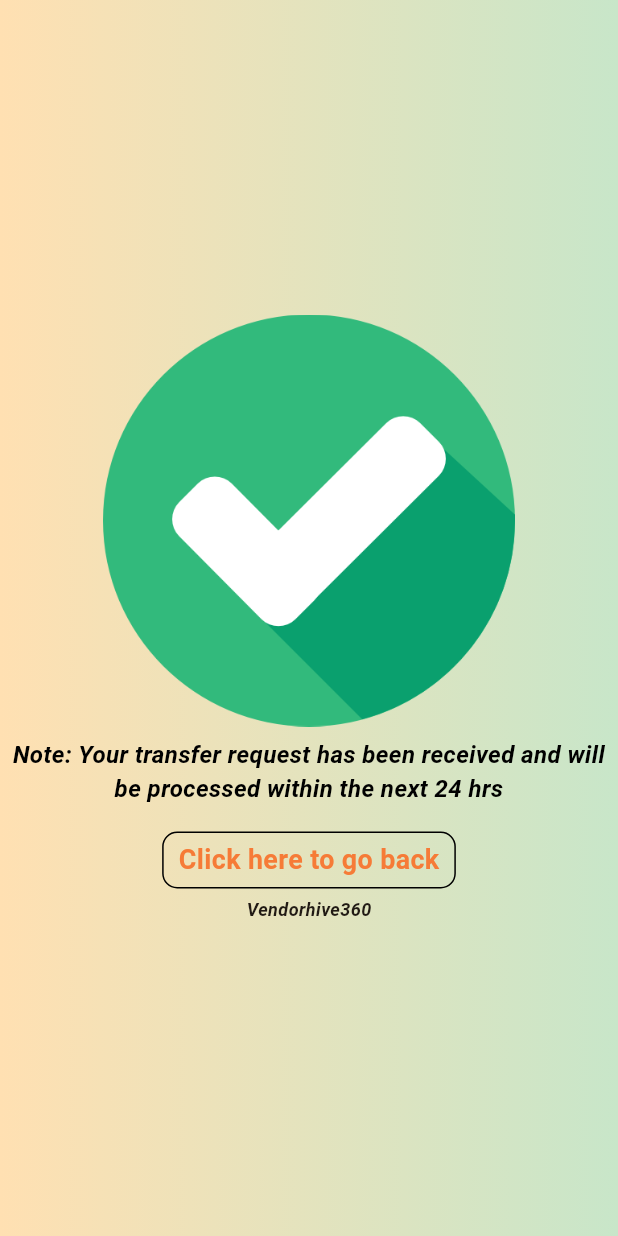
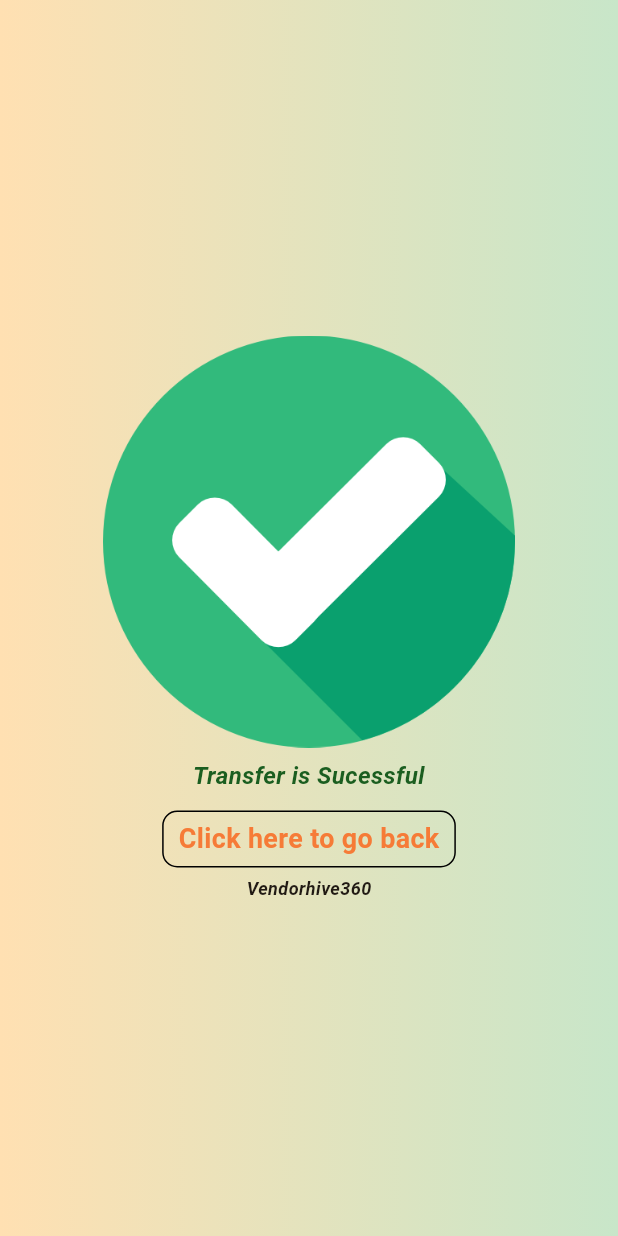
Before and after one commit to joboy-dev/vendorhive, a Flutter app: the WithdrawSuccess screen opened directly, on a phone screen of 412 x 824 dp. Run offline on Flutter 3.47's test engine with Material 2 defaults, Android fonts, the phone set to English and light mode, and no system bars; our stand-ins replace badges, dotted_border, file_picker, flutter_dotenv, flutter_rating_bar, flutter_screenutil and 6 more; missing offline and left inert: custom_searchable_dropdown, dart:ffi, flutter_inappwebview, pattern_formatter; accounts and stored records are empty.

Commit message:
vendor side transfer worked

```diff
--- a/lib/screens/businesswithdraw.dart
+++ b/lib/screens/businesswithdraw.dart
@@ -93,7 +93,7 @@ class _BusinessWithdrawState extends State<BusinessWithdraw> {
   }
 
   /*
-          "account_number": "2050551864",
+      "account_number": "2050551864",
       "bank_code": "50211",
    */
 
--- a/lib/screens/withdrawsuccess.dart
+++ b/lib/screens/withdrawsuccess.dart
@@ -5,7 +5,9 @@ class WithdrawSuccess extends StatelessWidget {
 
   @override
   Widget build(BuildContext context) {
-    return Scaffold(
+    return WillPopScope(
+      onWillPop: ()async=> false,
+      child: Scaffold(
         body: Container(
           decoration: BoxDecoration(
               gradient: LinearGradient(
@@ -33,13 +35,13 @@ class WithdrawSuccess extends StatelessWidget {
                         padding: const EdgeInsets.all(7.0),
                         child: Center(
                           child: Text(
-                          "Note: Your transfer request has been received and will be processed within the next 24 hrs",
+                            "Transfer is Sucessful",
                             textAlign: TextAlign.center,
                             style: TextStyle(
                                 fontWeight: FontWeight.bold,
                                 fontSize: 16,
                                 fontStyle: FontStyle.italic,
-                              color: Colors.black),
+                                color: Colors.green[900]),
                           ),
                         ),
                       ),
@@ -49,13 +51,14 @@ class WithdrawSuccess extends StatelessWidget {
                           Navigator.pop(context);
                         },
                         child: Container(
-                        margin: EdgeInsets.only(top: 10),
+                          margin: EdgeInsets.only(top: 5),
                           padding:
                               EdgeInsets.symmetric(vertical: 5, horizontal: 10),
                           decoration: BoxDecoration(
                               border: Border.all(),
                               borderRadius:
-                                BorderRadius.all(Radius.circular(10))),
+                                  BorderRadius.all(Radius.circular(10))
+                          ),
                           child: Text(
                             "Click here to go back",
                             style: TextStyle(
@@ -84,6 +87,7 @@ class WithdrawSuccess extends StatelessWidget {
             ],
           ),
         ),
+      ),
     );
   }
 }
```
Also changed, not shown: lib/screens/verifywithdraw.dart (+59 -4 lines). Lines whose indentation alone changed are shown as unchanged.
